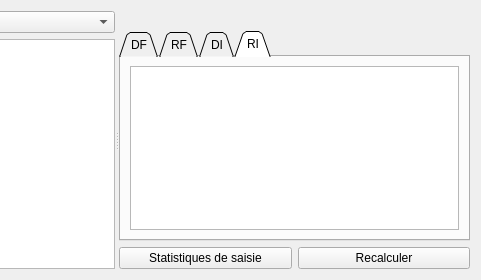
Before: the Qt Designer form dialogeditaudit.ui in GiPiLab/ProtonClassicSuite, drawn with Qt 5; both pictures show x 219 to 700 and y 0 to 280 of the 700 by 280 pixel window.
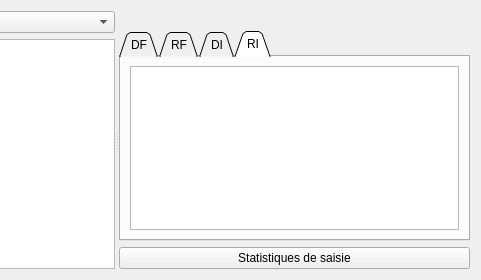
After: the same form once the commit is applied.

Commit message: Propagation done and reorder combo list of tree/audit

Patch:
```diff
--- a/dialogeditaudit.ui
+++ b/dialogeditaudit.ui
@@ -195,13 +195,6 @@
            </property>
           </widget>
          </item>
-         <item>
-          <widget class="QPushButton" name="computeAuditButton">
-           <property name="text">
-            <string>Recalculer</string>
-           </property>
-          </widget>
-         </item>
         </layout>
        </item>
       </layout>
```
The commit also changes 8 other files.
